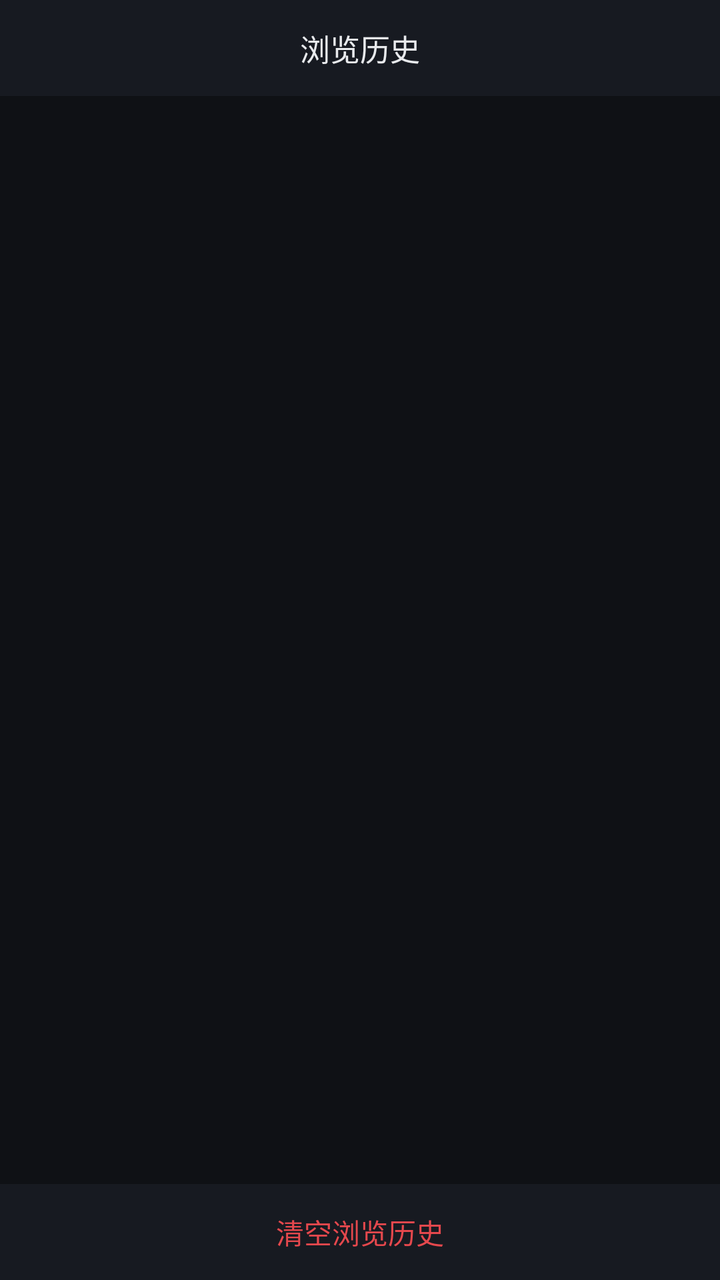
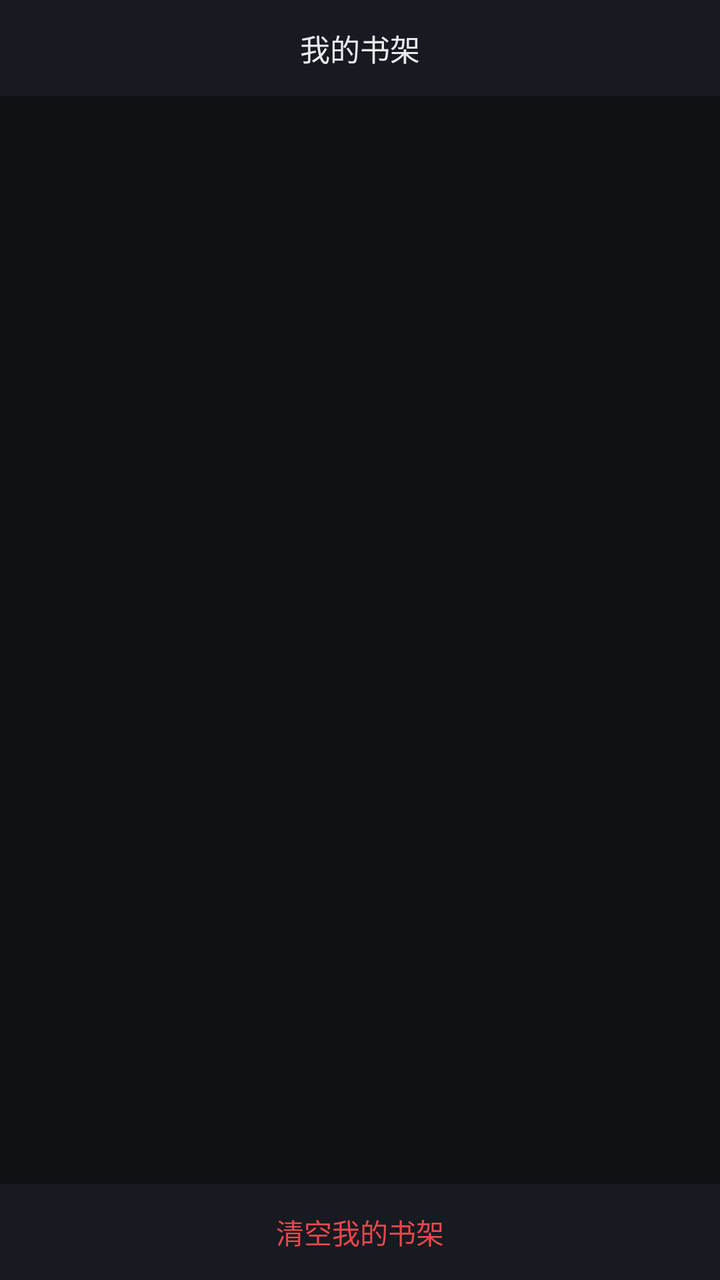

Before-and-after screenshots of an Android layout around one commit, followed by the original layout XML and the change that was made.
<!-- AndroidManifest.xml: application theme AppTheme -->
<!-- res/layout/activity_list.xml -->
<?xml version="1.0" encoding="utf-8"?>
<LinearLayout xmlns:android="http://schemas.android.com/apk/res/android"
    android:layout_width="match_parent"
    android:layout_height="match_parent"
    android:background="@color/bg"
    android:orientation="vertical">

    <TextView
        android:layout_width="match_parent"
        android:layout_height="48dp"
        android:background="@color/surface"
        android:gravity="center"
        android:text="浏览历史"
        android:textColor="@color/text"
        android:textSize="15sp" />

    <ListView
        android:id="@+id/list"
        android:layout_width="match_parent"
        android:layout_height="0dp"
        android:layout_weight="1"
        android:divider="@color/divider"
        android:dividerHeight="1dp" />

    <TextView
        android:id="@+id/empty"
        android:layout_width="match_parent"
        android:layout_height="0dp"
        android:layout_weight="1"
        android:gravity="center"
        android:text="暂无浏览记录"
        android:textColor="@color/text2"
        android:textSize="14sp"
        android:visibility="gone" />

    <Button
        android:id="@+id/btnClear"
        android:layout_width="match_parent"
        android:layout_height="48dp"
        android:background="@color/surface"
        android:text="清空浏览历史"
        android:textColor="@color/danger"
        android:textSize="14sp" />

</LinearLayout>
<!-- resources referenced by this layout -->
<resources>
  <color name="bg">#FF0F1115</color>
  <color name="danger">#FFE5484D</color>
  <color name="divider">#FF2A2E38</color>
  <color name="surface">#FF171A21</color>
  <color name="text">#FFE8EAED</color>
  <color name="text2">#FF9AA0A6</color>
  <style name="AppTheme" parent="Theme.AppCompat.NoActionBar">
          <item name="colorPrimary">@color/accent</item>
          <item name="colorPrimaryDark">@color/bg</item>
          <item name="colorAccent">@color/accent</item>
          <item name="android:windowBackground">@color/bg</item>
          <item name="android:statusBarColor">@android:color/transparent</item>
          <item name="android:navigationBarColor">@android:color/transparent</item>
          <item name="android:windowDrawsSystemBarBackgrounds">true</item>
          <item name="android:windowFullscreen">true</item>
          <item name="android:windowTranslucentStatus">false</item>
          <item name="android:windowTranslucentNavigation">false</item>
          <item name="android:windowContentOverlay">@null</item>
      </style>
  <color name="accent">#FF34DB55</color>
</resources>

<!-- the commit's change to res/layout/activity_list.xml (unified diff, before → after) -->
@@ -6,39 +6,58 @@
     android:orientation="vertical">
 
     <TextView
+        android:id="@+id/title"
         android:layout_width="match_parent"
         android:layout_height="48dp"
         android:background="@color/surface"
         android:gravity="center"
-        android:text="浏览历史"
+        android:text="@string/title_shelf"
         android:textColor="@color/text"
         android:textSize="15sp" />
 
-    <ListView
-        android:id="@+id/list"
+    <FrameLayout
         android:layout_width="match_parent"
         android:layout_height="0dp"
-        android:layout_weight="1"
-        android:divider="@color/divider"
-        android:dividerHeight="1dp" />
+        android:layout_weight="1">
 
-    <TextView
-        android:id="@+id/empty"
-        android:layout_width="match_parent"
-        android:layout_height="0dp"
-        android:layout_weight="1"
-        android:gravity="center"
-        android:text="暂无浏览记录"
-        android:textColor="@color/text2"
-        android:textSize="14sp"
-        android:visibility="gone" />
+        <ListView
+            android:id="@+id/list"
+            android:layout_width="match_parent"
+            android:layout_height="match_parent"
+            android:divider="@color/divider"
+            android:dividerHeight="1dp"
+            android:clipToPadding="false"
+            android:paddingBottom="8dp"
+            android:scrollbars="vertical" />
+
+        <TextView
+            android:id="@+id/empty"
+            android:layout_width="match_parent"
+            android:layout_height="match_parent"
+            android:gravity="center"
+            android:text="@string/shelf_empty"
+            android:textColor="@color/text2"
+            android:textSize="14sp"
+            android:visibility="gone" />
+
+        <TextView
+            android:id="@+id/emptyHint"
+            android:layout_width="match_parent"
+            android:layout_height="match_parent"
+            android:layout_marginTop="40dp"
+            android:gravity="center_horizontal"
+            android:text="@string/shelf_empty_hint"
+            android:textColor="@color/text2"
+            android:textSize="13sp"
+            android:visibility="gone" />
+    </FrameLayout>
 
     <Button
         android:id="@+id/btnClear"
         android:layout_width="match_parent"
         android:layout_height="48dp"
         android:background="@color/surface"
-        android:text="清空浏览历史"
+        android:text="@string/shelf_clear"
         android:textColor="@color/danger"
         android:textSize="14sp" />
 
<!-- resource entries referenced after the edit -->
@@ -6,6 +6,10 @@
   <color name="surface">#FF171A21</color>
   <color name="text">#FFE8EAED</color>
   <color name="text2">#FF9AA0A6</color>
+  <string name="shelf_clear">清空我的书架</string>
+  <string name="shelf_empty">书架还是空的</string>
+  <string name="shelf_empty_hint">在漫画详情页点右上角的星标即可加入</string>
+  <string name="title_shelf">我的书架</string>
   <style name="AppTheme" parent="Theme.AppCompat.NoActionBar">
           <item name="colorPrimary">@color/accent</item>
           <item name="colorPrimaryDark">@color/bg</item>
